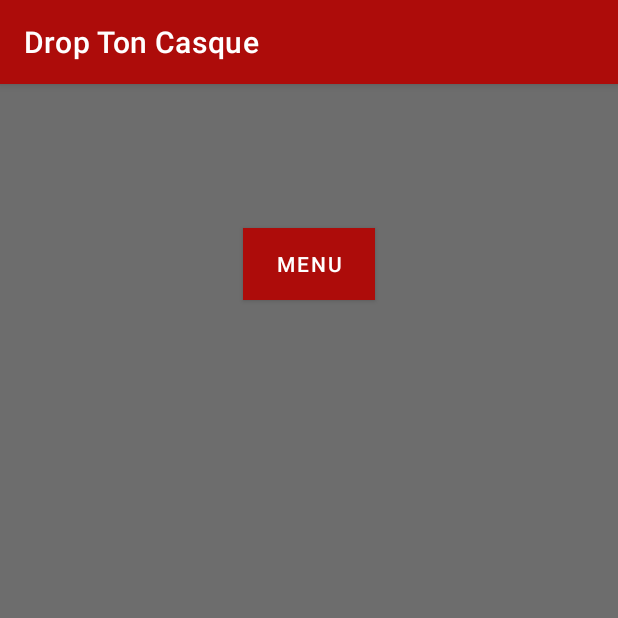
After one commit to Sccor/Drop-Ton-Casque, an Android app: the LoginActivity screen opened directly, with no data from a screen before it, on a phone screen of 412 x 824 dp, the top half of it. The commit adds this screen. Run offline under Robolectric (Android 15) with nearby library versions, the phone set to English and light mode, and no system bars.

Commit message:
login activity

```diff
--- a/DropTonCasque/app/src/main/AndroidManifest.xml
+++ b/DropTonCasque/app/src/main/AndroidManifest.xml
@@ -9,6 +9,7 @@
         android:roundIcon="@mipmap/ic_launcher_round"
         android:supportsRtl="true"
         android:theme="@style/Theme.DropTonCasque">
+        <activity android:name=".LoginActivity"></activity>
         <activity android:name=".MainActivity">
             <intent-filter>
                 <action android:name="android.intent.action.MAIN" />
--- /dev/null
+++ b/DropTonCasque/app/src/main/java/com/example/droptoncasque/LoginActivity.java
@@ -0,0 +1,14 @@
+package com.example.droptoncasque;
+
+import androidx.appcompat.app.AppCompatActivity;
+
+import android.os.Bundle;
+
+public class LoginActivity extends AppCompatActivity {
+
+    @Override
+    protected void onCreate(Bundle savedInstanceState) {
+        super.onCreate(savedInstanceState);
+        setContentView(R.layout.activity_login2);
+    }
+}
--- /dev/null
+++ b/DropTonCasque/app/src/main/res/layout/activity_login2.xml
@@ -0,0 +1,21 @@
+<?xml version="1.0" encoding="utf-8"?>
+<androidx.constraintlayout.widget.ConstraintLayout xmlns:android="http://schemas.android.com/apk/res/android"
+    xmlns:app="http://schemas.android.com/apk/res-auto"
+    xmlns:tools="http://schemas.android.com/tools"
+    android:layout_width="match_parent"
+    android:background="@color/grey"
+    android:layout_height="match_parent"
+    tools:context=".LoginActivity">
+
+    <Button
+        android:id="@+id/button_menu"
+        android:layout_width="wrap_content"
+        android:layout_height="wrap_content"
+        android:text="@string/menu"
+        android:background="@color/red_bdx"
+        app:layout_constraintBottom_toBottomOf="parent"
+        app:layout_constraintEnd_toEndOf="parent"
+        app:layout_constraintStart_toStartOf="parent"
+        app:layout_constraintTop_toTopOf="parent"
+        app:layout_constraintVertical_bias="0.133" />
+</androidx.constraintlayout.widget.ConstraintLayout>
--- a/DropTonCasque/app/src/main/res/values/colors.xml
+++ b/DropTonCasque/app/src/main/res/values/colors.xml
@@ -8,4 +8,5 @@
     <color name="black">#FF000000</color>
     <color name="white">#FFFFFFFF</color>
     <color name="red_bdx">#AD0C0A</color>
+    <color name="grey">#6D6D6D</color>
 </resources>
--- a/DropTonCasque/app/src/main/res/values/strings.xml
+++ b/DropTonCasque/app/src/main/res/values/strings.xml
@@ -1,4 +1,9 @@
 <resources>
     <string name="app_name">Drop Ton Casque</string>
     <string name="welcome_msg">Bienvenue dans l\'application Drop Ton Casque</string>
+    <string name="commercant">commercant</string>
+    <string name="particulier">commercant</string>
+    <string name="toggle_button">Placeholder toggle button</string>
+    <string name="logo_description">Casque laché</string>
+    <string name="menu">Menu</string>
 </resources>
```
Also changed, not shown: DropTonCasque/app/src/main/java/com/example/droptoncasque/MainActivity.java (+15 -1 lines), DropTonCasque/app/src/main/res/layout/activity_main.xml (+5 -3 lines), 2 other files.
